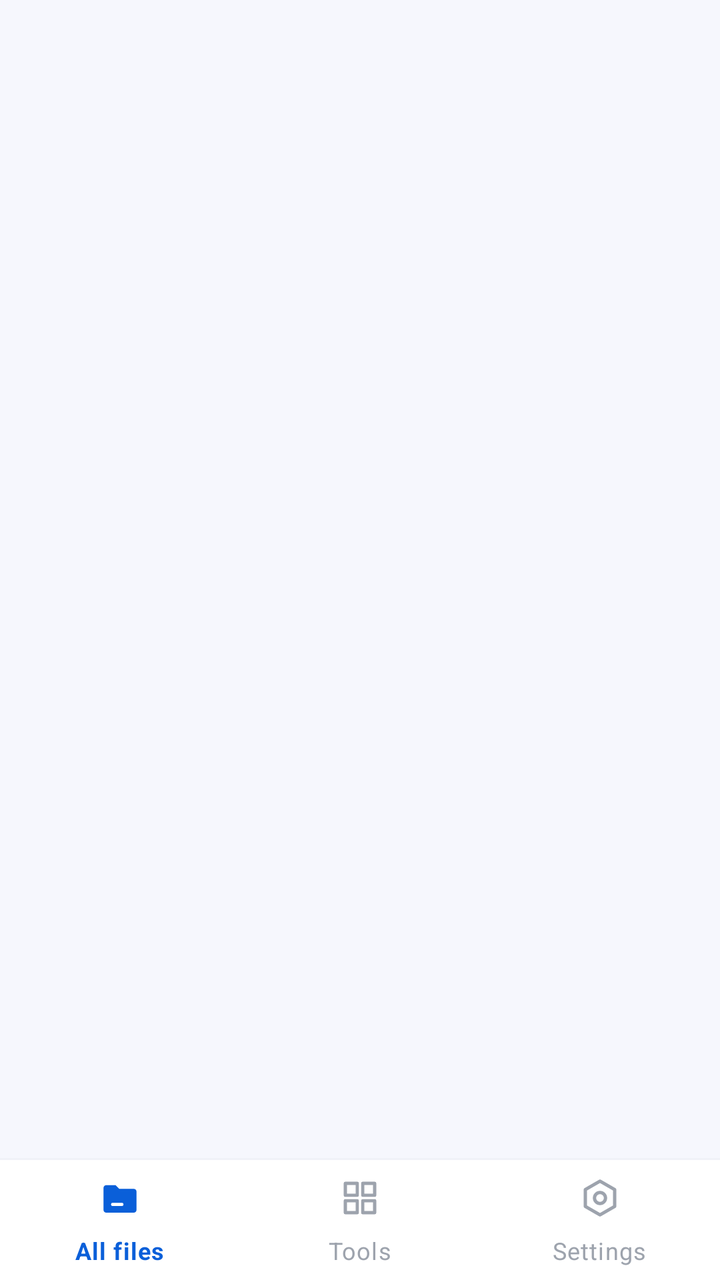
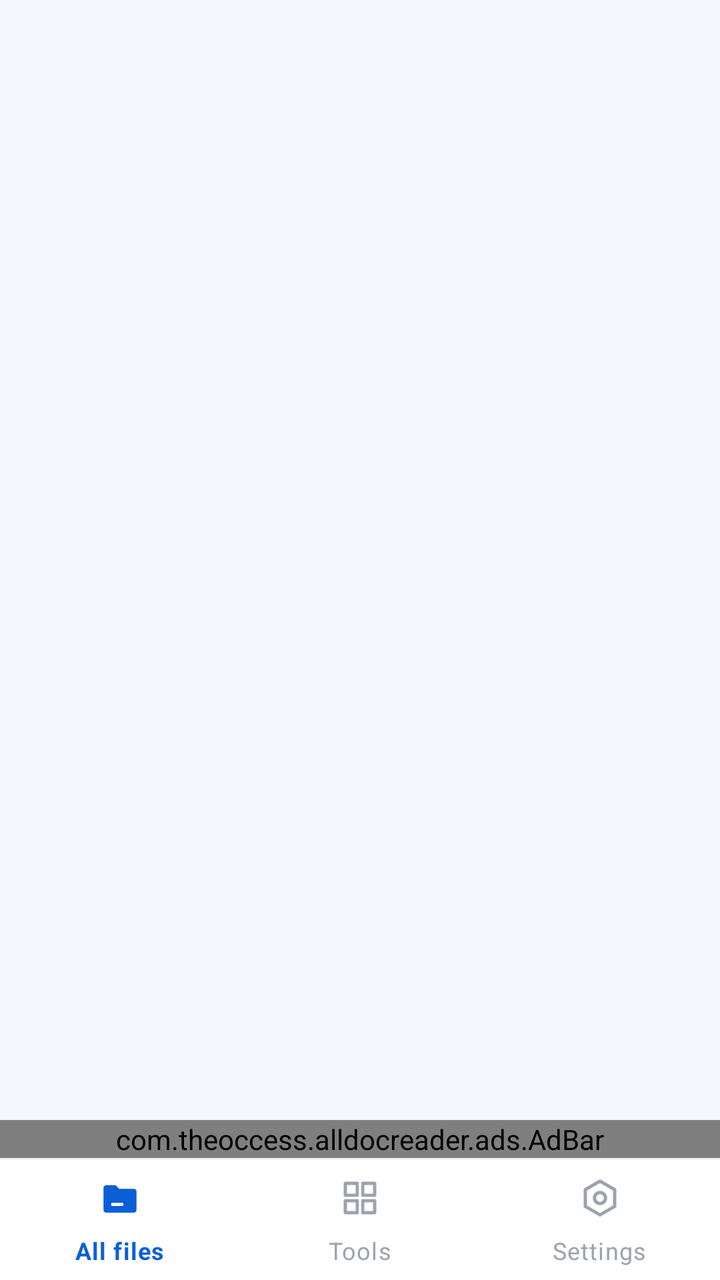

An Android layout rendered at two revisions. The XML below is the earlier revision; the diff shows what the commit changed to produce the second picture.
<!-- AndroidManifest.xml: application theme Theme.DocReader -->
<!-- res/layout/activity_main.xml -->
<?xml version="1.0" encoding="utf-8"?>
<FrameLayout xmlns:android="http://schemas.android.com/apk/res/android"
    xmlns:app="http://schemas.android.com/apk/res-auto"
    android:layout_width="match_parent"
    android:layout_height="match_parent">

    <LinearLayout
        android:layout_width="match_parent"
        android:layout_height="match_parent"
        android:orientation="vertical">

        <FrameLayout
            android:id="@+id/fragmentContainer"
            android:layout_width="match_parent"
            android:layout_height="0dp"
            android:layout_weight="1" />

        <View
            android:layout_width="match_parent"
            android:layout_height="1dp"
            android:background="@color/divider" />

        <com.google.android.material.bottomnavigation.BottomNavigationView
            android:id="@+id/bottomNav"
            android:layout_width="match_parent"
            android:layout_height="60dp"
            android:background="@color/surface"
            app:elevation="0dp"
            app:itemIconSize="22dp"
            app:itemIconTint="@color/nav_item_color"
            app:itemRippleColor="@color/row_pressed"
            app:itemTextAppearanceActive="@style/BottomNavText"
            app:itemTextAppearanceInactive="@style/BottomNavText"
            app:itemTextColor="@color/nav_item_color"
            app:labelVisibilityMode="labeled"
            app:menu="@menu/menu_bottom_nav" />
    </LinearLayout>

    
</FrameLayout>
<!-- resources referenced by this layout -->
<resources>
  <color name="divider">#F0F2F8</color>
  <color name="row_pressed">#EEF0F5</color>
  <color name="surface">#FFFFFF</color>
  <style name="BottomNavText" parent="TextAppearance.MaterialComponents.Caption">
          <item name="android:textSize">12sp</item>
      </style>
  <style name="Theme.DocReader" parent="Theme.MaterialComponents.DayNight.NoActionBar">
          <item name="colorPrimary">@color/primary</item>
          <item name="colorPrimaryVariant">@color/primary_dark</item>
          <item name="colorOnPrimary">@color/white</item>
          <item name="colorSecondary">@color/primary</item>
          <item name="colorSecondaryVariant">@color/primary_dark</item>
          <item name="colorOnSecondary">@color/white</item>
          <item name="colorAccent">@color/primary</item>
          <item name="colorControlActivated">@color/primary</item>
          <item name="android:colorBackground">@color/bg_screen</item>
          <item name="android:windowBackground">@color/bg_screen</item>
          <item name="android:statusBarColor">@color/bg_header_top</item>
          <item name="android:windowLightStatusBar">@bool/light_bars</item>
          <item name="android:navigationBarColor">@color/surface</item>
          <item name="android:windowLightNavigationBar" tools:targetApi="o_mr1">@bool/light_bars</item>
          <item name="android:textColorPrimary">@color/text_primary</item>
          <item name="android:textColorSecondary">@color/text_secondary</item>
      </style>
  <color name="primary">#0A5FD9</color>
  <color name="primary_dark">#0850B8</color>
  <color name="white">#FFFFFF</color>
  <color name="bg_screen">#F6F7FD</color>
  <color name="bg_header_top">#E8F2FC</color>
  <color name="text_primary">#1B1F2A</color>
  <color name="text_secondary">#8E949E</color>
</resources>

<!-- the commit's change to res/layout/activity_main.xml (unified diff, before → after) -->
@@ -14,6 +14,12 @@
             android:layout_width="match_parent"
             android:layout_height="0dp"
             android:layout_weight="1" />
+
+        <com.theoccess.alldocreader.ads.AdBar
+            android:id="@+id/adBar"
+            android:layout_width="match_parent"
+            android:layout_height="wrap_content"
+            android:background="@color/surface" />
 
         <View
             android:layout_width="match_parent"
